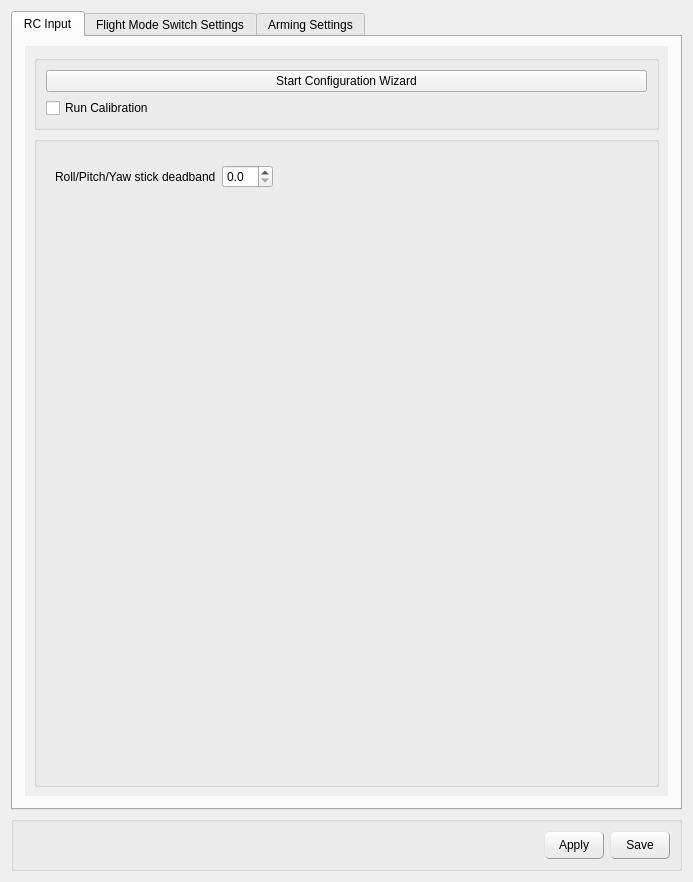
Old version of the form ground/openpilotgcs/src/plugins/config/input.ui in the repository openpilot/OpenPilot.
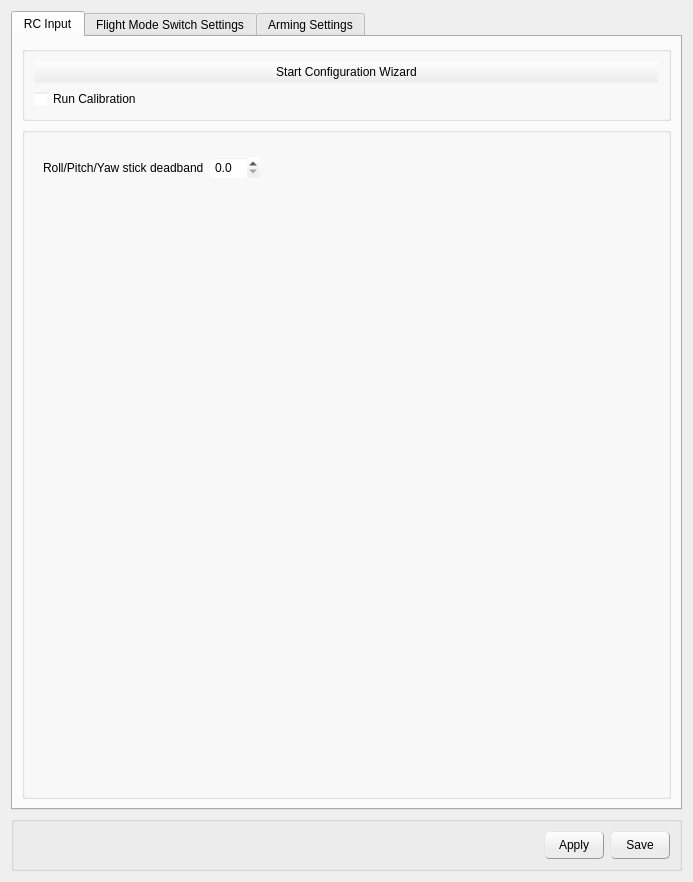
New version of the form. Icons and pictures are not drawn.

Commit message: fixed the colos for all the forms so its not a topographic map greyscale look now, still converting the buttons all back to non style sheet

Diff of the .ui file:
```diff
--- a/ground/openpilotgcs/src/plugins/config/input.ui
+++ b/ground/openpilotgcs/src/plugins/config/input.ui
@@ -24,17 +24,78 @@
        <string>RC Input</string>
       </attribute>
       <layout class="QVBoxLayout" name="verticalLayout_11">
-       <property name="leftMargin">
+       <property name="spacing">
         <number>12</number>
        </property>
-       <property name="rightMargin">
-        <number>12</number>
-       </property>
-       <property name="bottomMargin">
-        <number>12</number>
+       <property name="margin">
+        <number>0</number>
        </property>
        <item>
         <widget class="QScrollArea" name="scrollArea">
+         <property name="palette">
+          <palette>
+           <active>
+            <colorrole role="Base">
+             <brush brushstyle="SolidPattern">
+              <color alpha="255">
+               <red>255</red>
+               <green>255</green>
+               <blue>255</blue>
+              </color>
+             </brush>
+            </colorrole>
+            <colorrole role="Window">
+             <brush brushstyle="SolidPattern">
+              <color alpha="0">
+               <red>232</red>
+               <green>232</green>
+               <blue>232</blue>
+              </color>
+             </brush>
+            </colorrole>
+           </active>
+           <inactive>
+            <colorrole role="Base">
+             <brush brushstyle="SolidPattern">
+              <color alpha="255">
+               <red>255</red>
+               <green>255</green>
+               <blue>255</blue>
+              </color>
+             </brush>
+            </colorrole>
+            <colorrole role="Window">
+             <brush brushstyle="SolidPattern">
+              <color alpha="0">
+               <red>232</red>
+               <green>232</green>
+               <blue>232</blue>
+              </color>
+             </brush>
+            </colorrole>
+           </inactive>
+           <disabled>
+            <colorrole role="Base">
+             <brush brushstyle="SolidPattern">
+              <color alpha="0">
+               <red>232</red>
+               <green>232</green>
+               <blue>232</blue>
+              </color>
+             </brush>
+            </colorrole>
+            <colorrole role="Window">
+             <brush brushstyle="SolidPattern">
+              <color alpha="0">
+               <red>232</red>
+               <green>232</green>
+               <blue>232</blue>
+              </color>
+             </brush>
+            </colorrole>
+           </disabled>
+          </palette>
+         </property>
          <property name="frameShape">
           <enum>QFrame::NoFrame</enum>
          </property>
@@ -46,8 +107,8 @@
            <rect>
             <x>0</x>
             <y>0</y>
-            <width>639</width>
-            <height>721</height>
+            <width>663</width>
+            <height>745</height>
            </rect>
           </property>
           <layout class="QGridLayout" name="gridLayout">
```
Left out of the diff: 152 changed lines with no effect on the pictures. The commit also changes 6 other files.
